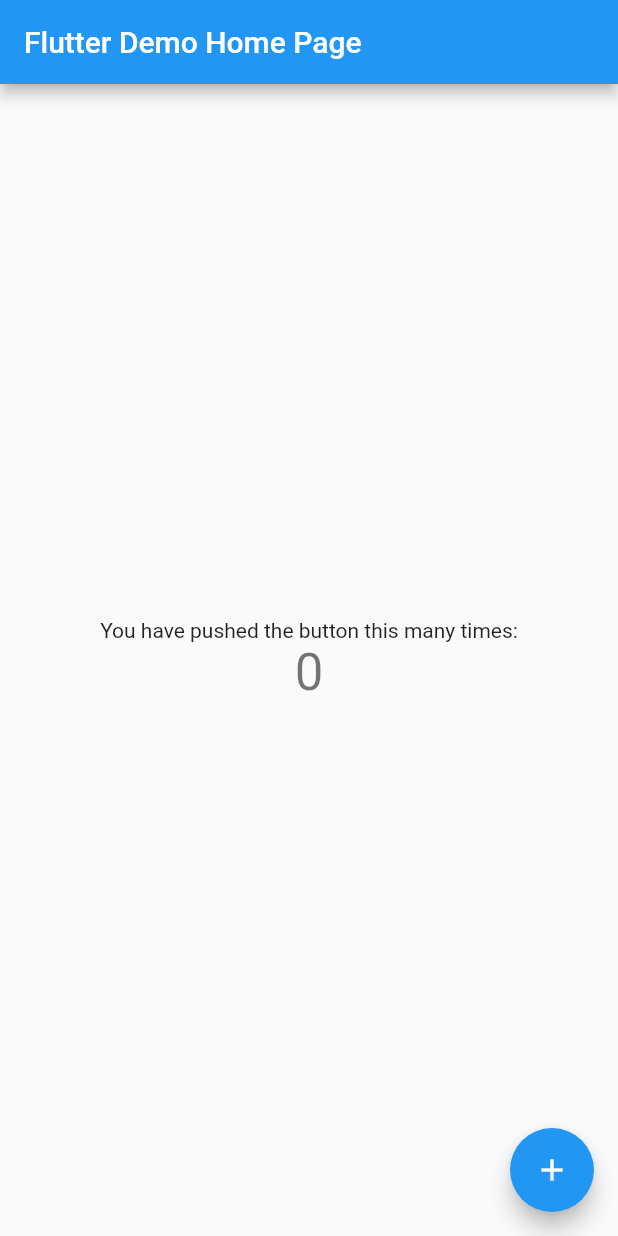
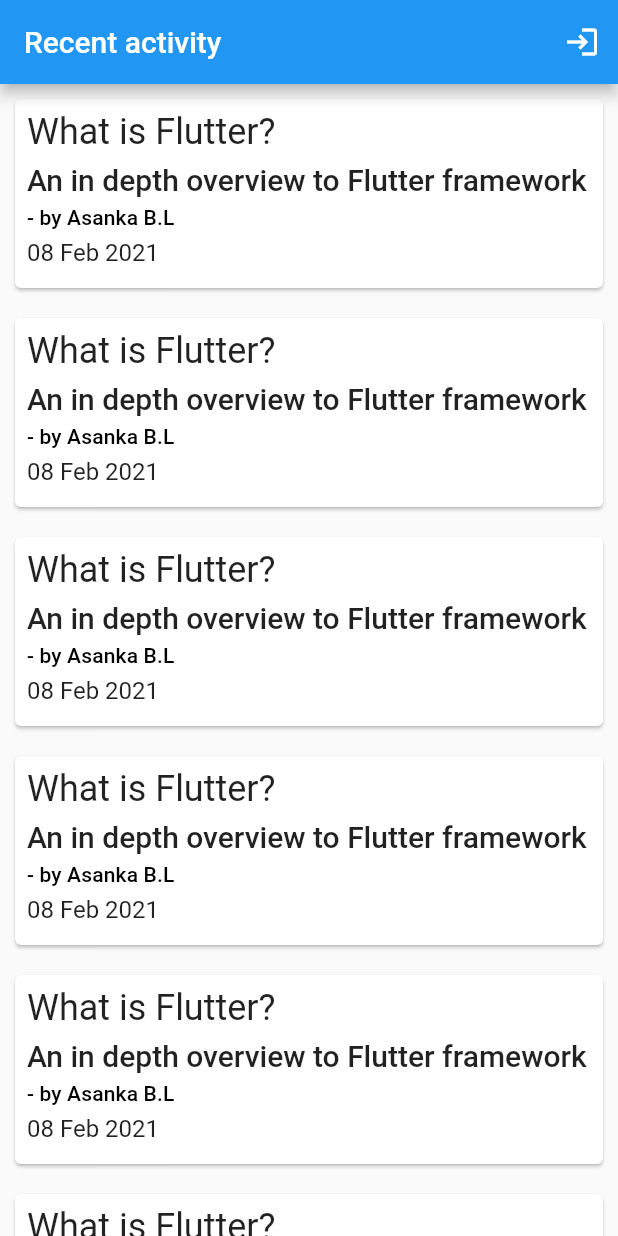
Before and after one commit to leoshak/cd_pro, a Flutter app: the screen it shows after launch, on a phone screen of 412 x 824 dp. Run offline on Flutter 3.47's test engine with Material 2 defaults, Android fonts, the phone set to English and light mode, and no system bars.

Commit message:
CD integration

```diff
--- /dev/null
+++ b/analysis_options.yaml
@@ -0,0 +1,3 @@
+analyzer:
+  enable-experiment:
+    - non-nullable
--- a/lib/main.dart
+++ b/lib/main.dart
@@ -1,66 +1,25 @@
+import 'package:cd_pro/my_app.dart';
 import 'package:flutter/material.dart';
 
-void main() {
-  runApp(MyApp());
+enum Client {
+  master,
+  bbet,
+  chev,
 }
 
-class MyApp extends StatelessWidget {
-  @override
-  Widget build(BuildContext context) {
-    return MaterialApp(
-      title: 'Flutter Demo',
-      theme: ThemeData(
-        primarySwatch: Colors.blue,
-        visualDensity: VisualDensity.adaptivePlatformDensity,
-      ),
-      home: MyHomePage(title: 'Flutter Demo Home Page'),
-    );
+Client getClient(String client) {
+  switch(client) {
+    case "bbet":
+      return Client.bbet;
+    case "chev":
+      return Client.chev;
+    default:
+      return Client.master;
   }
 }
 
-class MyHomePage extends StatefulWidget {
-  MyHomePage({Key key, this.title}) : super(key: key);
+void main() {
+  const client = String.fromEnvironment("client", defaultValue: "bbet");
 
-  final String title;
-
-  @override
-  _MyHomePageState createState() => _MyHomePageState();
+  runApp(MyApp(client: getClient(client)));
 }
-
-class _MyHomePageState extends State<MyHomePage> {
-  int _counter = 0;
-
-  void _incrementCounter() {
-    setState(() {
-      _counter++;
-    });
-  }
-
-  @override
-  Widget build(BuildContext context) {
-    return Scaffold(
-      appBar: AppBar(
-        title: Text(widget.title),
-      ),
-      body: Center(
-        child: Column(
-          mainAxisAlignment: MainAxisAlignment.center,
-          children: <Widget>[
-            Text(
-              'You have pushed the button this many times:',
-            ),
-            Text(
-              '$_counter',
-              style: Theme.of(context).textTheme.headline4,
-            ),
-          ],
-        ),
-      ),
-      floatingActionButton: FloatingActionButton(
-        onPressed: _incrementCounter,
-        tooltip: 'Increment',
-        child: Icon(Icons.add),
-      ),
-    );
-  }
-}
--- /dev/null
+++ b/lib/my_app.dart
@@ -0,0 +1,61 @@
+import 'package:cd_pro/main.dart';
+import 'package:cd_pro/screens/login_screen.dart';
+import 'package:flutter/material.dart';
+
+class MyApp extends StatelessWidget {
+  MyApp({this.client});
+
+  final Client client;
+
+  @override
+  Widget build(BuildContext context) {
+    return MaterialApp(
+      title: 'Flutter Dev',
+      theme: ThemeData(
+        primarySwatch: (client == Client.bbet) ? Colors.blue : Colors.red,
+        visualDensity: VisualDensity.adaptivePlatformDensity,
+      ),
+      home: HomeScreen(),
+    );
+  }
+}
+
+class HomeScreen extends StatelessWidget {
+  @override
+  Widget build(BuildContext context) {
+    return Scaffold(
+      appBar: AppBar(
+        title: Text("Recent activity"),
+        actions: [
+          IconButton(icon: Icon(Icons.login), onPressed: () {
+            Navigator.push(context, MaterialPageRoute(builder: (_) => LoginScreen(title: 'Login for more resources')));
+          })
+        ],
+      ),
+      body: ListView.builder(
+        itemCount: 10,
+        itemBuilder: (BuildContext context, int index) {
+          return Card(
+            margin: EdgeInsets.all(10),
+            child: Padding(
+              padding: const EdgeInsets.all(8.0),
+              child: Column(
+                crossAxisAlignment: CrossAxisAlignment.start,
+                children: [
+                  Text("What is Flutter?", style: Theme.of(context).textTheme.headline5,),
+                  SizedBox(height: 6),
+                  Text("An in depth overview to Flutter framework", style: Theme.of(context).textTheme.headline6,),
+                  SizedBox(height: 6),
+                  Text("- by Asanka B.L", style: Theme.of(context).textTheme.subtitle2,),
+                  SizedBox(height: 6),
+                  Text("08 Feb 2021", style: Theme.of(context).textTheme.subtitle1,),
+                  SizedBox(height: 6),
+                ],
+              ),
+            ),
+          );
+        },
+      ),
+    );
+  }
+}
```
Also changed, not shown: lib/screens/login_screen.dart (added, +54 -0 lines), 47 other files.
